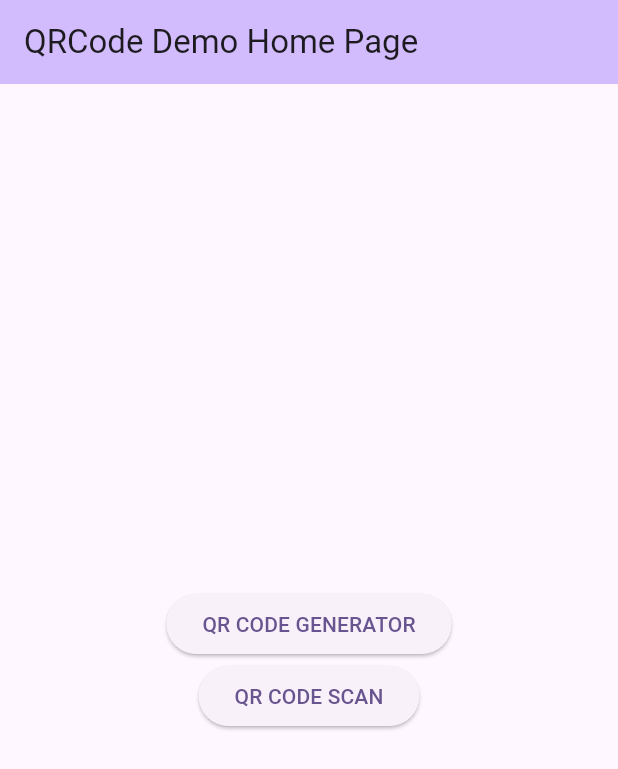
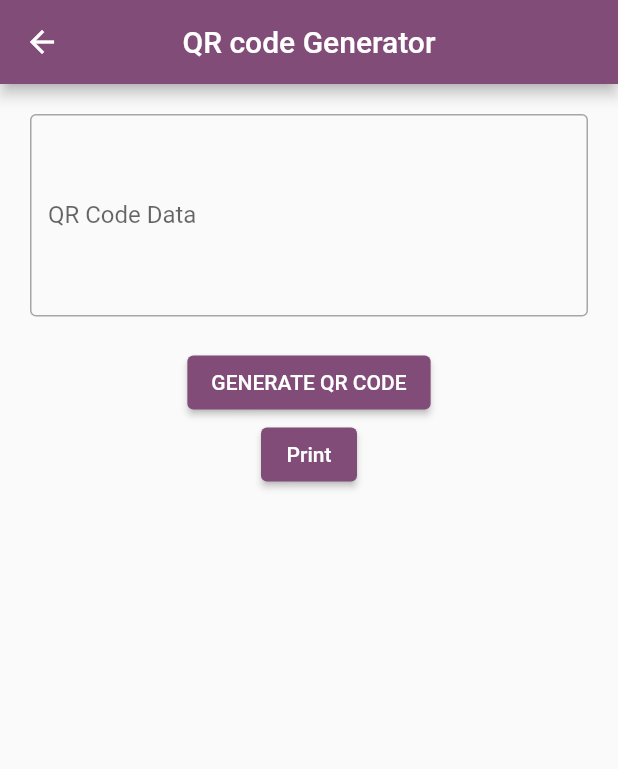
Before and after one commit to venkatesanios/QRCodeScan-Generator, a Flutter app: the screen it shows after launch, after a tap on "QR CODE GENERATOR", on a phone screen of 412 x 824 dp. Shown: the top 769 px of the screen. Run offline on Flutter 3.47's test engine with Material 2 defaults, Android fonts, the light colour scheme and no system bars; our stand-ins replace image_picker, pdf, printing, qr_flutter; missing offline and left inert: mobile_scanner.

Commit message:
add qrcode change version

```diff
--- a/lib/main.dart
+++ b/lib/main.dart
@@ -1,4 +1,6 @@
 import 'package:flutter/material.dart';
+import 'package:qrcodeprint/qrcode_generator.dart';
+import 'package:qrcodeprint/qrcode_scan.dart';
 
 void main() {
   runApp(const MyApp());
@@ -13,12 +15,12 @@ class MyApp extends StatelessWidget {
     return MaterialApp(
       title: 'QRCode Demo',
       theme: ThemeData(
-
-        colorScheme: ColorScheme.fromSeed(seedColor: Colors.deepPurple),
-        useMaterial3: true,
+        colorScheme: ColorScheme.fromSeed(
+            seedColor: const Color.fromARGB(255, 183, 58, 173)),
+        useMaterial3: false,
       ),
       debugShowCheckedModeBanner: false,
-      home: const MyHomePage(title: 'QRCode Demo Home Page'),
+      home: const MyHomePage(title: 'QRCode Demo'),
     );
   }
 }
@@ -37,39 +39,40 @@ class _MyHomePageState extends State<MyHomePage> {
 
   void _incrementCounter() {
     setState(() {
-
       _counter++;
     });
   }
 
   @override
   Widget build(BuildContext context) {
-
     return Scaffold(
       appBar: AppBar(
-        // TRY THIS: Try changing the color here to a specific color (to
-        // Colors.amber, perhaps?) and trigger a hot reload to see the AppBar
-        // change color while the other colors stay the same.
         backgroundColor: Theme.of(context).colorScheme.inversePrimary,
-        // Here we take the value from the MyHomePage object that was created by
-        // the App.build method, and use it to set our appbar title.
         title: Text(widget.title),
       ),
       body: Center(
-        // Center is a layout widget. It takes a single child and positions it
-        // in the middle of the parent.
         child: Column(
-
           mainAxisAlignment: MainAxisAlignment.center,
           children: <Widget>[
-
-            ElevatedButton(onPressed: (){}, child: Text('QR CODE GENERATOR')),
-            ElevatedButton(onPressed: (){}, child: Text('QR CODE SCAN')),
-
+            ElevatedButton(
+                onPressed: () {
+                  Navigator.push(
+                      context,
+                      MaterialPageRoute(
+                          builder: (context) => const GenerateQRCode()));
+                },
+                child: Text('QR CODE GENERATOR')),
+            ElevatedButton(
+                onPressed: () {
+                  Navigator.push(
+                      context,
+                      MaterialPageRoute(
+                          builder: (context) => const QRcodeScanner()));
+                },
+                child: Text('QR CODE SCAN')),
           ],
         ),
       ),
-  // This trailing comma makes auto-formatting nicer for build methods.
     );
   }
 }
--- a/lib/qrcode_generator.dart
+++ b/lib/qrcode_generator.dart
@@ -0,0 +1,88 @@
+import 'dart:typed_data';
+
+import 'package:flutter/material.dart';
+import 'package:qr_flutter/qr_flutter.dart';
+import 'package:pdf/pdf.dart';
+import 'package:pdf/widgets.dart' as pw;
+import 'package:printing/printing.dart';
+
+class GenerateQRCode extends StatefulWidget {
+  const GenerateQRCode({Key? key}) : super(key: key);
+
+  @override
+  GenerateQRCodeState createState() => GenerateQRCodeState();
+}
+
+class GenerateQRCodeState extends State<GenerateQRCode> {
+  TextEditingController controller = TextEditingController();
+  String qrData = '';
+
+  Future<void> printQrImage() async {
+    final pdf = pw.Document();
+
+    final qrImageData = await QrPainter(
+      data: qrData,
+      version: QrVersions.auto,
+    ).toImageData(200.0);
+
+    pdf.addPage(
+      pw.Page(
+        build: (pw.Context context) {
+          return pw.Center(
+            child: pw.Image(pw.MemoryImage(qrImageData!.buffer.asUint8List())),
+          );
+        },
+        // pageFormat: PdfPageFormat.a4,
+        pageFormat: PdfPageFormat(100, 100),
+      ),
+    );
+
+    final Uint8List pdfData = await pdf.save();
+
+    Printing.sharePdf(bytes: pdfData, filename: 'qr_code.pdf');
+  }
+
+  @override
+  Widget build(BuildContext context) {
+    return Scaffold(
+      appBar: AppBar(
+        title: const Text('QR code Generator'),
+        centerTitle: true,
+      ),
+      body: Column(
+        crossAxisAlignment: CrossAxisAlignment.center,
+        children: [
+          Container(
+            margin: const EdgeInsets.all(20),
+            child: TextField(
+              controller: controller,
+              decoration: const InputDecoration(
+                border: OutlineInputBorder(),
+                labelText: 'QR Code Data',
+              ),
+              maxLines: 5,
+            ),
+          ),
+          ElevatedButton(
+            onPressed: () {
+              setState(() {
+                qrData = controller.text;
+              });
+            },
+            child: const Text('GENERATE QR CODE'),
+          ),
+          if (qrData.isNotEmpty)
+            QrImageView(
+              data: qrData,
+              version: QrVersions.auto,
+              size: 200.0,
+            ),
+          ElevatedButton(
+            onPressed: printQrImage,
+            child: const Text('Print'),
+          ),
+        ],
+      ),
+    );
+  }
+}
--- a/pubspec.yaml
+++ b/pubspec.yaml
@@ -19,6 +19,10 @@ dependencies:
   qr_flutter: ^4.1.0
   printing: ^5.11.0
   pdf: ^3.6.0
+  mobile_scanner: ^3.2.0
+  image_picker: ^0.8.7+5
+
+
 
 
 dev_dependencies:
```
Also changed, not shown: lib/qrcode_scan.dart (+223 -0 lines), pubspec.lock, 6 other files.
